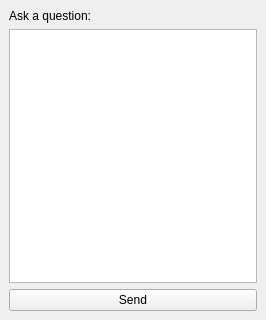
Qt form clients/qgis/src/marvin_dockwidget_base.ui (sogelink-research/marvin) before a commit.
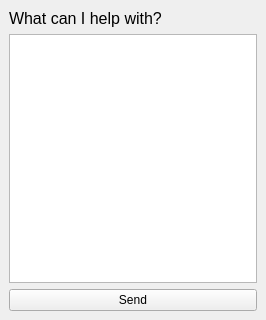
The same form after that commit.

Patch:
```diff
--- a/clients/qgis/src/marvin_dockwidget_base.ui
+++ b/clients/qgis/src/marvin_dockwidget_base.ui
@@ -31,8 +31,13 @@
     </item>
     <item row="0" column="0">
      <widget class="QLabel" name="label">
+      <property name="font">
+       <font>
+        <pointsize>12</pointsize>
+       </font>
+      </property>
       <property name="text">
-       <string>Ask a question:</string>
+       <string>What can I help with?</string>
       </property>
      </widget>
     </item>
```
